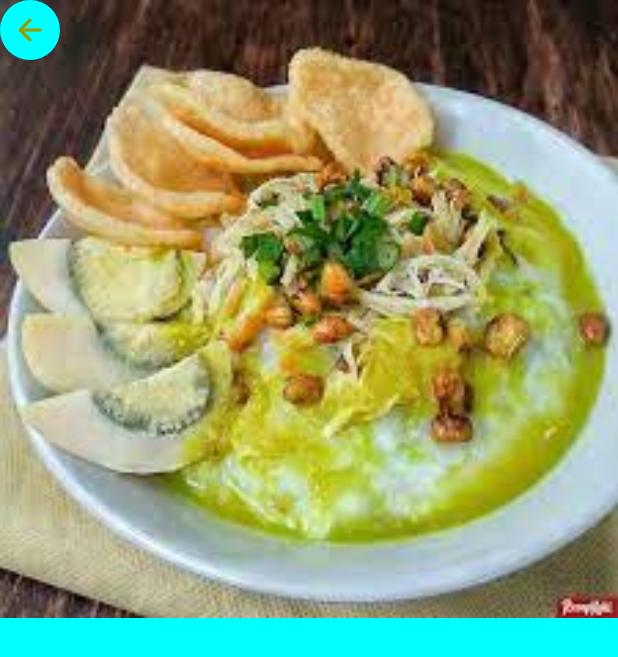
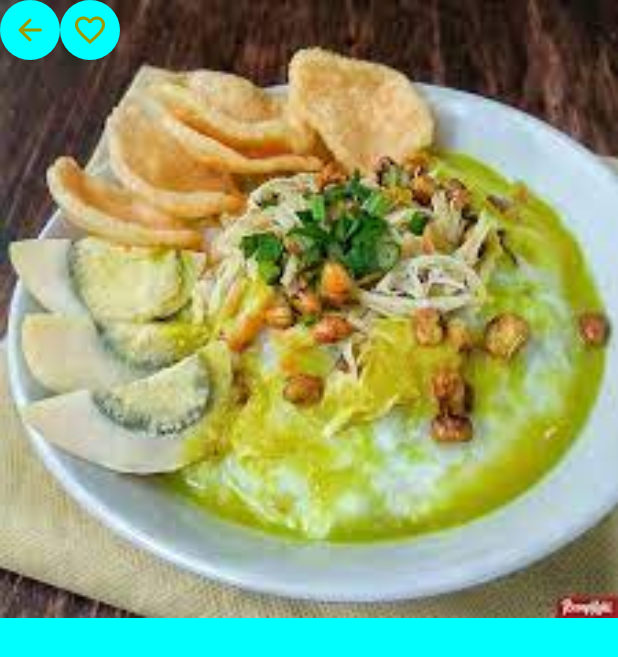
Before and after one commit to dedefaizzz/List-Kuliner, a Flutter app: the screen it shows after launch, after a tap on "Bubur", on a phone screen of 412 x 824 dp. Shown: the top 657 px of the screen. Run offline on Flutter 3.47's test engine with Material 2 defaults, Android fonts, the phone set to English and light mode, and no system bars.

Commit message:
desain detail page pada button like

```diff
--- a/lib/detail_page.dart
+++ b/lib/detail_page.dart
@@ -23,7 +23,7 @@ class DetailPage extends StatelessWidget {
                     scale: 0.5,
                   ),
                   Row(
-                    children: [ButtonBack()],
+                    children: [ButtonBack(), ButtonLike()],
                   )
                 ],
               )
@@ -67,16 +67,20 @@ class ButtonLike extends StatefulWidget {
 }
 
 class _ButtonLike extends State<ButtonLike> {
+  bool isSelected = false;
+
   @override
   Widget build(BuildContext context) {
     return CircleAvatar(
       backgroundColor: pageBgColor,
       child: IconButton(
         onPressed: () {
-          Navigator.pop(context);
+          setState(() {
+            isSelected = !isSelected;
+          });
         },
         icon: Icon(
-          Icons.arrow_back_rounded,
+          isSelected ? Icons.favorite : Icons.favorite_outline,
           color: iconColor,
         ),
       ),
```
